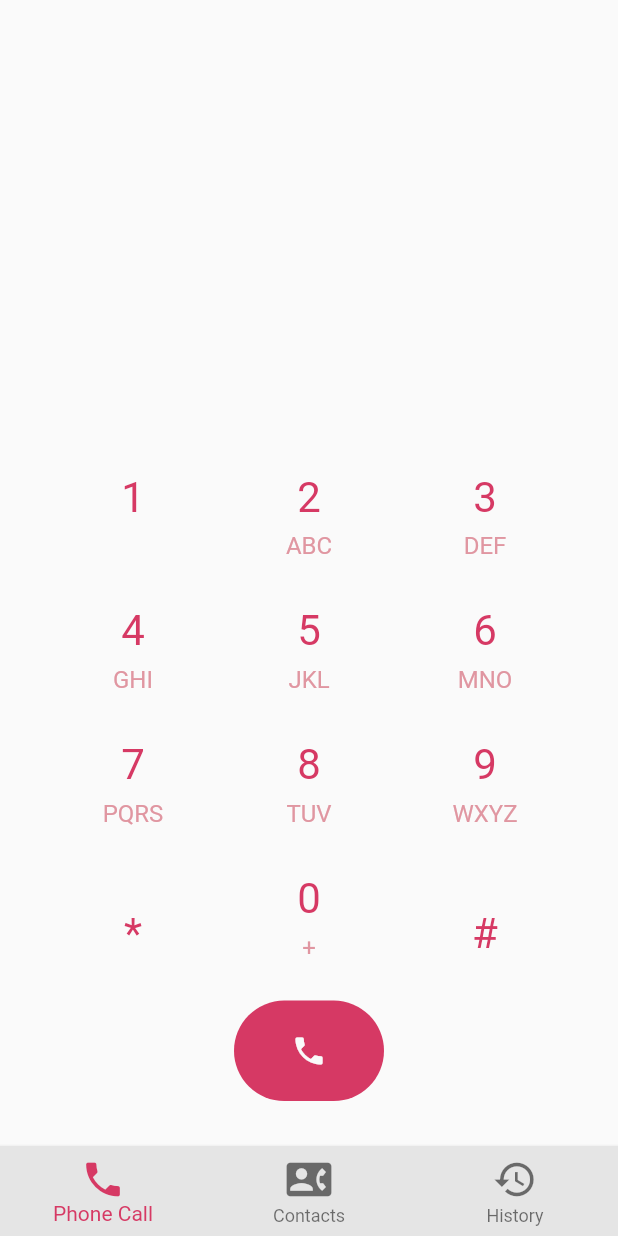
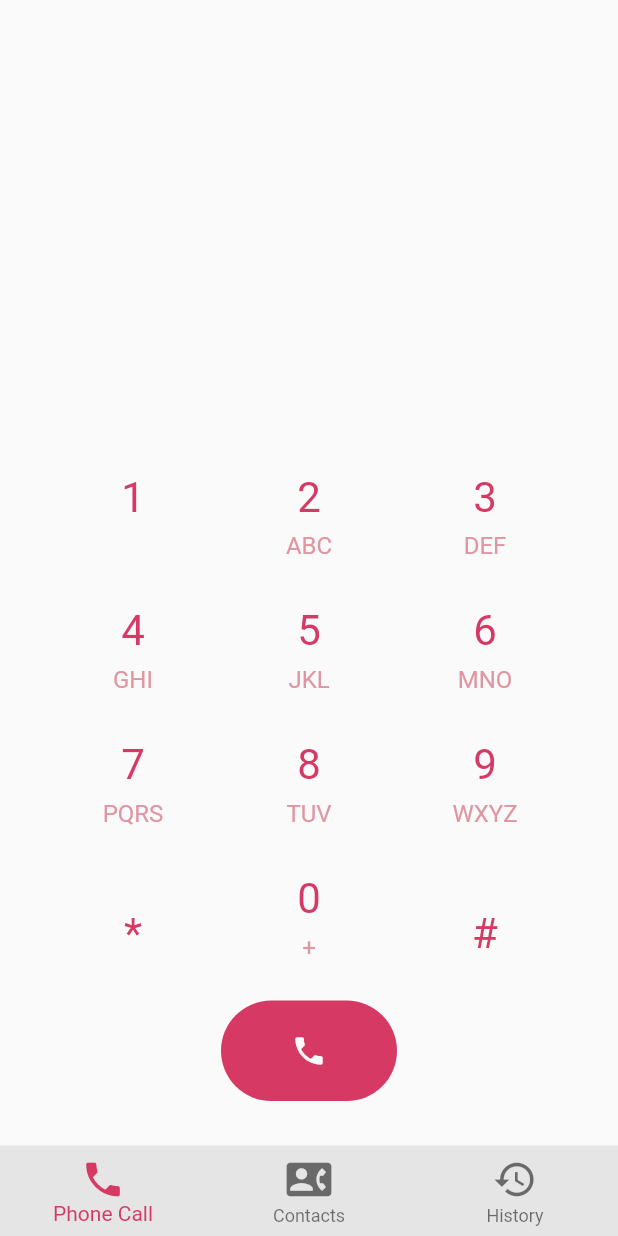
Before and after one commit to Jcons17/Phone-Call-App, a Flutter app: the screen it shows after launch, on a phone screen of 412 x 824 dp. Run offline on Flutter 3.47's test engine with Material 2 defaults, Android fonts, the phone set to English and light mode, and no system bars.

Commit message:
💄 Change design in buttons

```diff
--- a/lib/components/button_keyboard.dart
+++ b/lib/components/button_keyboard.dart
@@ -9,7 +9,8 @@ class ButtonKeyboard extends StatelessWidget {
 
   @override
   Widget build(BuildContext context) {
-    return InkWell(
+    return InkResponse(
+      radius: 45,
       onTap: (){},
       child: Container(
         child: isNumber
--- a/lib/components/keyboard_call.dart
+++ b/lib/components/keyboard_call.dart
@@ -59,12 +59,11 @@ class KeyboardCall extends StatelessWidget {
            Expanded(
             flex: 3,
             child:  Center(
-              child: SizedBox(
-                width: 100,
+              child: FractionallySizedBox(
+                widthFactor: 1/3,
                 child: Container(
                   alignment: Alignment.center,
-                  //color:Colors.red,
-                  child: ButtonCall(iconColor: backgroundColor,bgColor: primaryColor,))
+                  child: const ButtonCall(iconColor: backgroundColor,bgColor: primaryColor,))
                 ),
             )
             )
```
